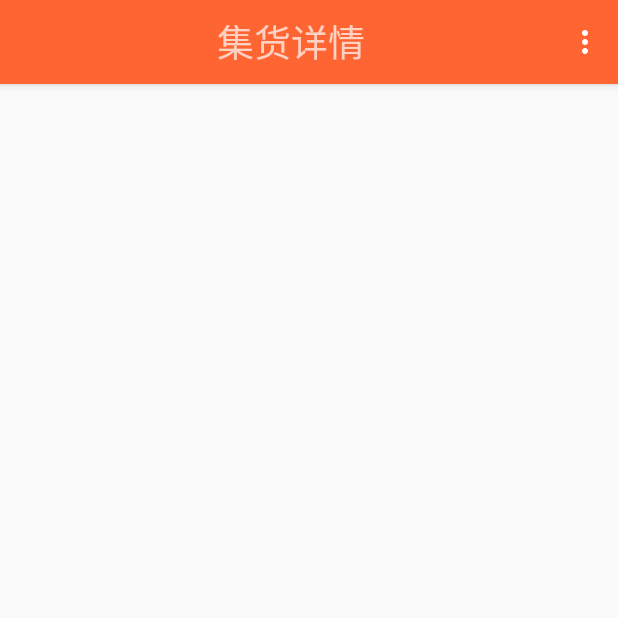
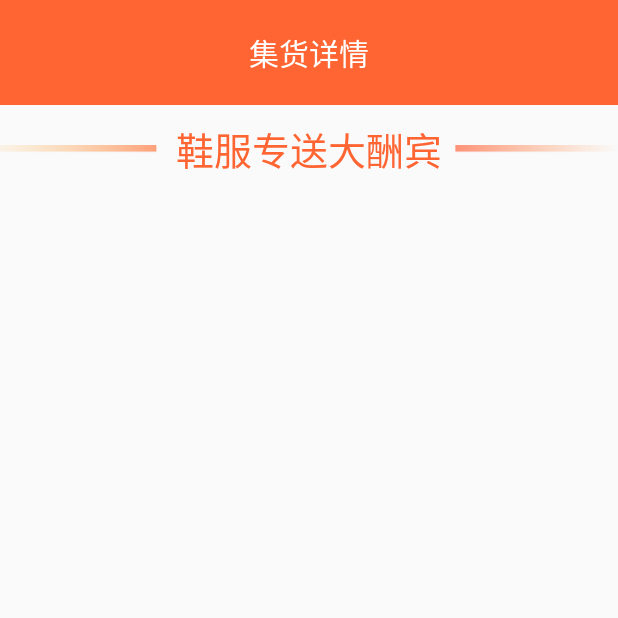
Before and after one commit to jcj123/ProgrammingContest, an Android app: the MainActivity screen opened directly, with no data from a screen before it, on a phone screen of 412 x 824 dp, the top half of it. Run offline under Robolectric (Android 15) with nearby library versions, the phone set to English and light mode, and no system bars; 1 statement that could not run was skipped.

Commit message:
主页面编写

```diff
--- a/Race/app/src/main/res/layout/activity_main.xml
+++ b/Race/app/src/main/res/layout/activity_main.xml
@@ -5,25 +5,17 @@
     android:layout_width="match_parent"
     android:layout_height="match_parent"
     android:fitsSystemWindows="true"
+    android:orientation="vertical"
     tools:context="com.sf.race.activity.MainActivity">
-
-    <android.support.design.widget.AppBarLayout
+    <RelativeLayout
+        android:paddingBottom="20dp"
+        android:paddingTop="20dp"
+        android:background="@color/color1"
         android:layout_width="match_parent"
-        android:layout_height="wrap_content"
-        android:theme="@style/AppTheme.AppBarOverlay">
-
-        <android.support.v7.widget.Toolbar
-            android:id="@+id/toolbar"
-            android:layout_width="match_parent"
-            android:layout_height="?attr/actionBarSize"
-            android:background="@color/color1"
-            app:popupTheme="@style/AppTheme.PopupOverlay"
-           >
-            <RelativeLayout
-                android:layout_width="match_parent"
-                android:layout_height="match_parent">
+        android:layout_height="wrap_content">
         <TextView
-                    android:textSize="@dimen/dimen1"
+            android:textColor="@color/color13"
+            android:textSize="20sp"
             android:gravity="center"
             android:text="@string/main_title"
             android:layout_width="wrap_content"
@@ -31,8 +23,26 @@
             android:layout_centerInParent="true"/>
     </RelativeLayout>
 
-        </android.support.v7.widget.Toolbar>
-    </android.support.design.widget.AppBarLayout>
+    <RelativeLayout
+        android:paddingBottom="10dp"
+        android:paddingTop="10dp"
+        android:layout_width="match_parent"
+        android:layout_height="wrap_content">
+        <View
+            android:background="@drawable/main_double_shape"
+            android:layout_width="match_parent"
+            android:layout_height="5dp"
+            android:layout_centerInParent="true"
+            />
+        <TextView
+            android:text="鞋服专送大酬宾"
+            android:textColor="@color/color1"
+            android:textSize="25sp"
+            android:layout_width="wrap_content"
+            android:layout_height="wrap_content"
+            android:layout_centerInParent="true"/>
+
+    </RelativeLayout>
 
 
 
--- a/Race/app/src/main/res/menu/menu_main.xml
+++ b/Race/app/src/main/res/menu/menu_main.xml
@@ -4,7 +4,7 @@
     tools:context="com.sf.race.activity.MainActivity">
     <item
         android:id="@+id/action_settings"
-        android:orderInCategory="100"
+        android:orderInCaotegory="100"
         android:title="@string/action_settings"
         app:showAsAction="never" />
 </menu>
--- a/Race/app/src/main/res/values/colors.xml
+++ b/Race/app/src/main/res/values/colors.xml
@@ -16,4 +16,5 @@
     <color name="color10">#e64340</color>
     <color name="color11">#d35048</color>
     <color name="color12">#f8f8f8</color>
+    <color name="color13">#ffffff</color>
 </resources>
```
Also changed, not shown: Race/app/src/main/res/drawable/main_double_shape.png (added). Lines whose indentation alone changed are shown as unchanged.
